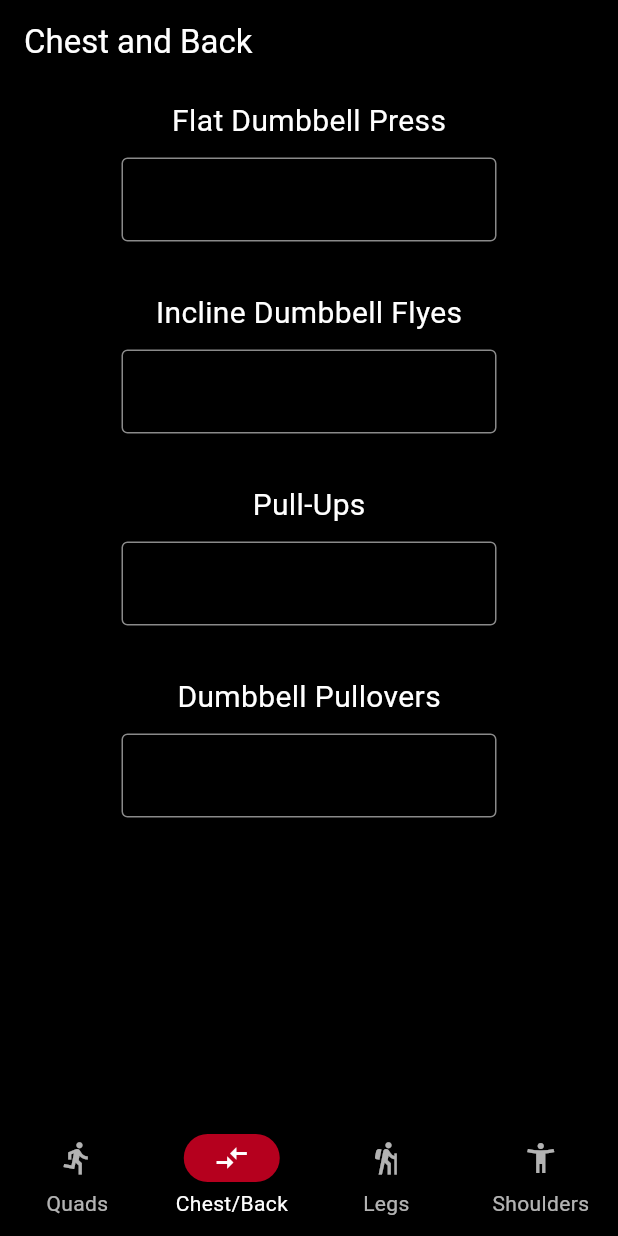
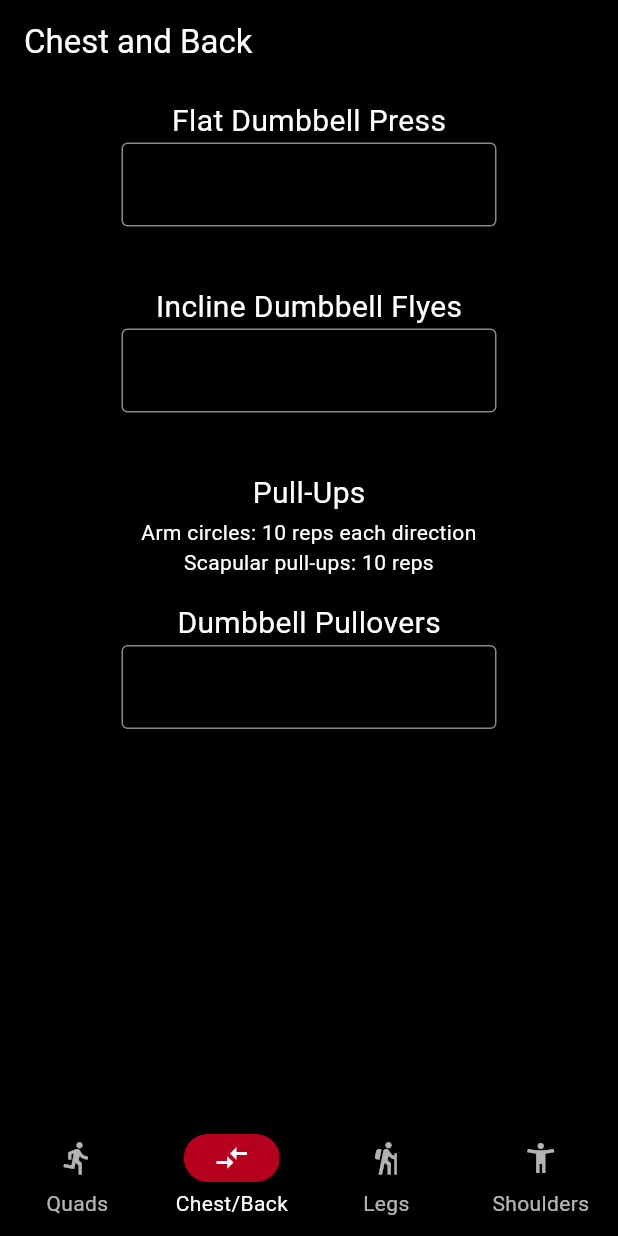
Before and after one commit to LukasDS/lds-workout-system, a Flutter app: the screen it shows after launch, swiped to page 2, on a phone screen of 412 x 824 dp. Run offline on Flutter 3.47's test engine with Material 3 defaults, Android fonts, the phone set to English and light mode, and no system bars; our stand-ins replace cloud_firestore, firebase_core, shared_preferences; accounts and stored records are empty; generated files the repository leaves out were written again.

Commit message:
fix: make bodyweight exercise warmups visible

```diff
--- a/apps/mobile/lib/core/utils/warmup_utils.dart
+++ b/apps/mobile/lib/core/utils/warmup_utils.dart
@@ -57,10 +57,10 @@
     '12 D press,  18 Tricep ext,  0 Dips'; // Until 20 kg is reached, then normal warmup
 
 String getPullUpsDynamicStretchingInfo(double? weight) =>
-    'Arm circles: 10 reps each direction, Scapular pull-ups: 10 reps';
+    'Arm circles: 10 reps each direction\nScapular pull-ups: 10 reps';
 
 String getDipsDynamicStretchingInfo(double? weight) =>
-    'Arm circles: 10 reps each direction, Tricep extensions: 10 reps';
+    'Arm circles: 10 reps each direction\nTricep extensions: 10 reps';
 
 String getApertureLWarmupInfo(double? weight) =>
     weight == null ? '' : '${weight * 0.5}';
--- a/apps/mobile/lib/features/workout/presentation/exercise_widget.dart
+++ b/apps/mobile/lib/features/workout/presentation/exercise_widget.dart
@@ -76,12 +76,6 @@ class _ExerciseWidgetState extends State<ExerciseWidget> {
     return weight % 1 == 0 ? weight.toInt().toString() : weight.toString();
   }
 
-  /// Returns the warmup information based on the current weight.
-  String warmupInfo() {
-    if (_weight == null) return '';
-    return widget.exerciseInfo.warmupInfo(_weight!);
-  }
-
   /// Builds the widget tree for the Exercise widget.
   /// Displays the exercise name, a text field for weight input, and warmup information.
   @override
@@ -91,7 +85,6 @@ class _ExerciseWidgetState extends State<ExerciseWidget> {
       Text(widget.exerciseInfo.name, style: const TextStyle(fontSize: 20)),
       Container(
           width: 250,
-          padding: const EdgeInsets.symmetric(vertical: 10),
           child: Column(children: [
             if (widget.exerciseInfo.requiresWeight)
               TextField(
@@ -114,18 +107,12 @@ class _ExerciseWidgetState extends State<ExerciseWidget> {
                     FilteringTextInputFormatter.allow(
                         RegExp(r"^[0-9]*\.?[0-9]*$")),
                   ]),
-            if (!widget.exerciseInfo.requiresWeight)
-              const Row(
-                mainAxisAlignment: MainAxisAlignment.center,
-                children: [
-                  Icon(Icons.fitness_center, color: Colors.grey),
-                  SizedBox(width: 8),
-                  Text('No weight required',
-                      style: TextStyle(color: Colors.grey)),
-                ],
+            const SizedBox(height: 2),
+            Text(
+              widget.exerciseInfo.warmupInfo(_weight),
+              textAlign: TextAlign.center,
               ),
-            const SizedBox(height: 2),
-            Text(warmupInfo()),
+            const SizedBox(height: 16)
           ]))
     ]));
   }
--- a/apps/mobile/lib/features/workout/presentation/workout_screen.dart
+++ b/apps/mobile/lib/features/workout/presentation/workout_screen.dart
@@ -70,7 +70,7 @@ class _WorkoutScreenState extends State<WorkoutScreen> {
         exercises: [
           ExerciseInfo(name: 'Flat Dumbbell Press', warmupInfo: getDefaultWarmupInfo),
           ExerciseInfo(name: 'Incline Dumbbell Flyes', warmupInfo: getDefaultWarmupInfo),
-          ExerciseInfo(name: 'Pull-Ups', warmupInfo: getPullUpsDynamicStretchingInfo),
+          ExerciseInfo(name: 'Pull-Ups', warmupInfo: getPullUpsDynamicStretchingInfo, requiresWeight: false),
           ExerciseInfo(name: 'Dumbbell Pullovers', warmupInfo: getDefaultWarmupInfo)
         ],
       ),
@@ -90,7 +90,7 @@ class _WorkoutScreenState extends State<WorkoutScreen> {
           ExerciseInfo(name: 'Lateral Dumbbell Raises', warmupInfo: getDefaultWarmupInfo),
           ExerciseInfo(name: 'Aperture L', warmupInfo: getApertureLWarmupInfo),
           ExerciseInfo(name: 'Bicep Curls', warmupInfo: getDefaultWarmupInfo),
-          ExerciseInfo(name: 'Parallel Bar Dips', warmupInfo: getDipsDynamicStretchingInfo)
+          ExerciseInfo(name: 'Parallel Bar Dips', warmupInfo: getDipsDynamicStretchingInfo, requiresWeight: false)
         ]
       )
     ];
```
